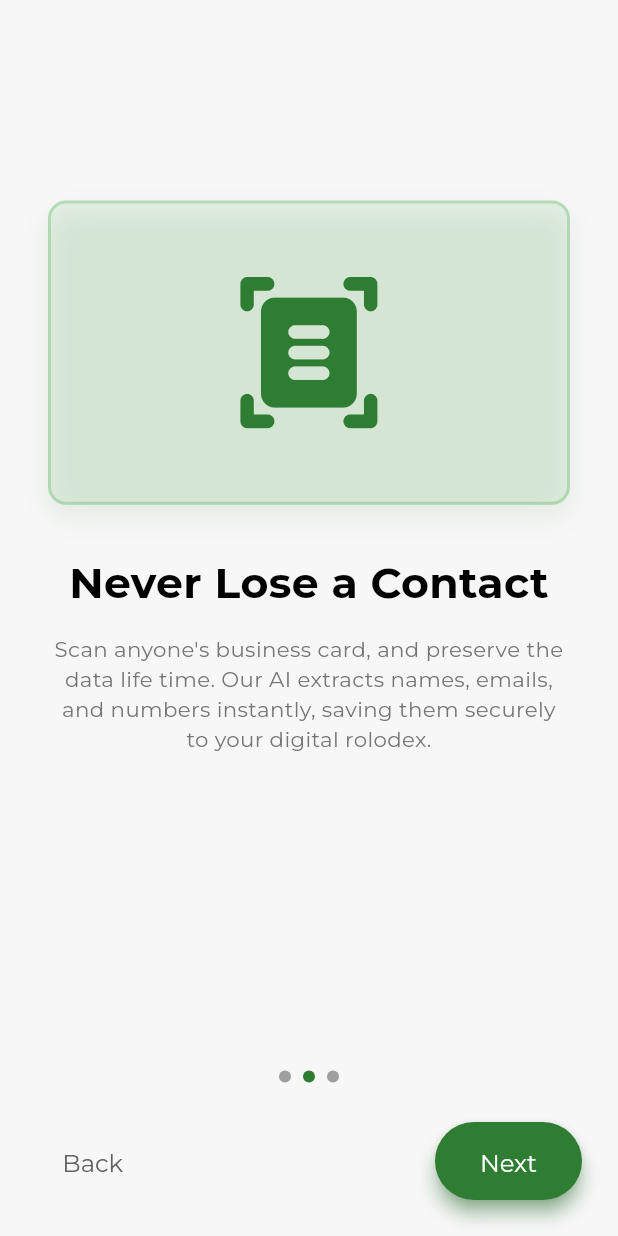
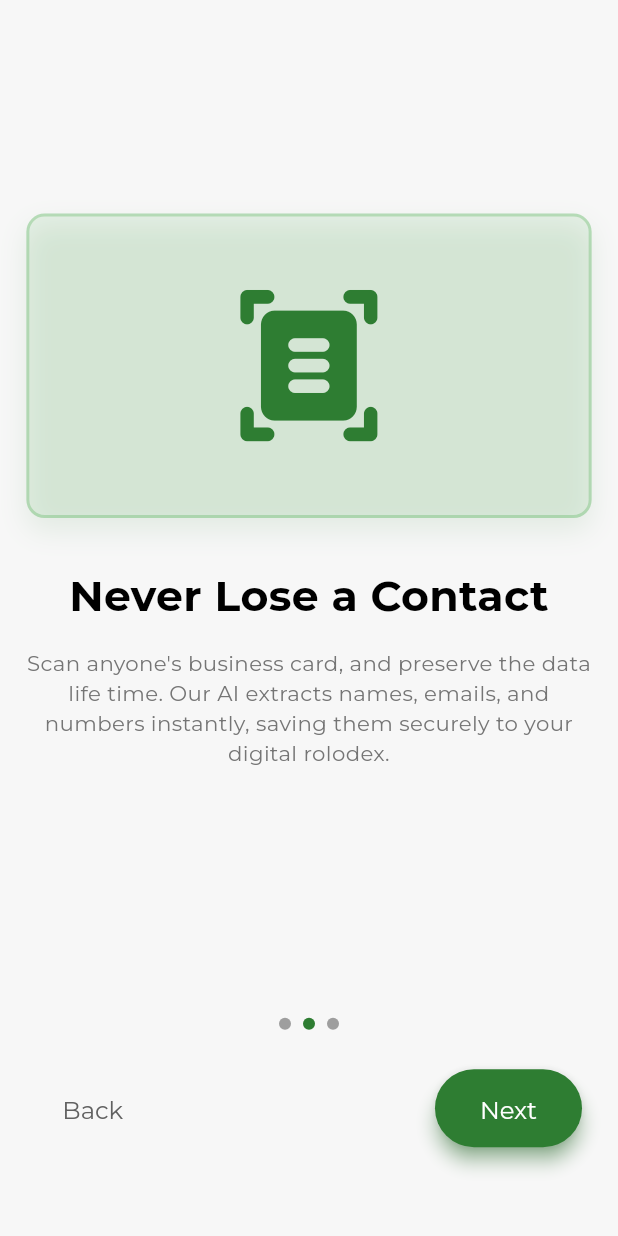
Before and after one commit to KafiulIslam/business_card_scanner, a Flutter app: the screen it shows after launch, swiped to page 2, on a phone screen of 412 x 824 dp. Run offline on Flutter 3.47's test engine with Material 3 defaults, Android fonts, the phone set to English and light mode, and no system bars; our stand-ins replace flutter_screenutil, gap, go_router, google_fonts.

Commit message:
fix onboard screen height

```diff
--- a/lib/features/onBoard/presentation/views/onboard_screen.dart
+++ b/lib/features/onBoard/presentation/views/onboard_screen.dart
@@ -85,6 +85,7 @@ class _OnboardScreenState extends State<OnboardScreen> {
           ),
           // Navigation controls (dots, buttons)
           _buildNavigation(context),
+           Gap(AppDimensions.spacing32),
         ],
       ),
     );
--- a/lib/features/onBoard/presentation/widgets/onboard_widget.dart
+++ b/lib/features/onBoard/presentation/widgets/onboard_widget.dart
@@ -20,8 +20,11 @@ class OnboardWidget extends StatelessWidget {
   @override
   Widget build(BuildContext context) {
     return Padding(
-      padding: const EdgeInsets.symmetric(horizontal: 32.0, vertical: 64.0),
+      padding: EdgeInsets.symmetric(
+          horizontal: AppDimensions.spacing16,
+          vertical: AppDimensions.spacing32),
       child: Column(
+        mainAxisSize: MainAxisSize.min,
         mainAxisAlignment: MainAxisAlignment.center,
         crossAxisAlignment: CrossAxisAlignment.center,
         children: [
@@ -63,7 +66,6 @@ class OnboardWidget extends StatelessWidget {
             textAlign: TextAlign.center,
             style: AppTextStyles.bodySmall,
           ),
-          Gap(AppDimensions.spacing48),
         ],
       ),
     );
```
